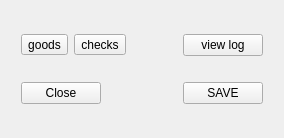
This is PblTableView/dialog.ui in PavelDorofeev/Fork-Sql-Qt-4.8.1--SQLite-3--relations--calc-fields as Qt 5 draws it before an edit. The edited form follows.
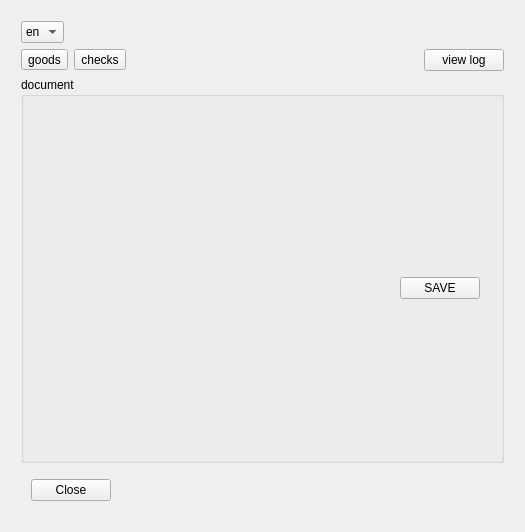
This is the edited form. Icons and pictures are not drawn.

```diff
--- a/PblTableView/dialog.ui
+++ b/PblTableView/dialog.ui
@@ -6,8 +6,8 @@
    <rect>
     <x>0</x>
     <y>0</y>
-    <width>284</width>
-    <height>138</height>
+    <width>525</width>
+    <height>532</height>
    </rect>
   </property>
   <property name="windowTitle">
@@ -19,6 +19,54 @@
      <property name="margin">
       <number>10</number>
      </property>
+     <item>
+      <layout class="QHBoxLayout" name="horizontalLayout_3">
+       <item>
+        <widget class="QComboBox" name="cmb_Language">
+         <item>
+          <property name="text">
+           <string>en</string>
+          </property>
+          <property name="icon">
+           <iconset resource="resource2.qrc">
+            <normaloff>:/icon/img/countries/english-100x100.png</normaloff>:/icon/img/countries/english-100x100.png</iconset>
+          </property>
+         </item>
+         <item>
+          <property name="text">
+           <string>ru</string>
+          </property>
+          <property name="icon">
+           <iconset resource="resource2.qrc">
+            <normaloff>:/icon/img/countries/russian-100x100.png</normaloff>:/icon/img/countries/russian-100x100.png</iconset>
+          </property>
+         </item>
+         <item>
+          <property name="text">
+           <string>zh</string>
+          </property>
+          <property name="icon">
+           <iconset resource="resource2.qrc">
+            <normaloff>:/icon/img/countries/china-100x100.png</normaloff>:/icon/img/countries/china-100x100.png</iconset>
+          </property>
+         </item>
+        </widget>
+       </item>
+       <item>
+        <spacer name="horizontalSpacer_3">
+         <property name="orientation">
+          <enum>Qt::Horizontal</enum>
+         </property>
+         <property name="sizeHint" stdset="0">
+          <size>
+           <width>40</width>
+           <height>20</height>
+          </size>
+         </property>
+        </spacer>
+       </item>
+      </layout>
+     </item>
      <item>
       <layout class="QHBoxLayout" name="horizontalLayout">
        <item>
@@ -61,14 +109,56 @@
       </layout>
      </item>
      <item>
-      <layout class="QVBoxLayout" name="tableViewLO">
+      <widget class="QGroupBox" name="groupBox">
+       <property name="title">
+        <string>document</string>
+       </property>
+       <layout class="QVBoxLayout" name="verticalLayout_2">
+        <item>
+         <layout class="QVBoxLayout" name="tableViewLO">
+          <property name="margin">
+           <number>10</number>
+          </property>
+         </layout>
+        </item>
+        <item>
+         <layout class="QHBoxLayout" name="horizontalLayout_2">
+          <property name="margin">
+           <number>10</number>
+          </property>
+          <item>
+           <spacer name="horizontalSpacer_2">
+            <property name="orientation">
+             <enum>Qt::Horizontal</enum>
+            </property>
+            <property name="sizeHint" stdset="0">
+             <size>
+              <width>40</width>
+              <height>20</height>
+             </size>
+            </property>
+           </spacer>
+          </item>
+          <item>
+           <widget class="QPushButton" name="btn_save">
+            <property name="text">
+             <string>SAVE</string>
+            </property>
+            <property name="autoDefault">
+             <bool>false</bool>
+            </property>
+           </widget>
+          </item>
+         </layout>
+        </item>
+       </layout>
+      </widget>
+     </item>
+     <item>
+      <layout class="QHBoxLayout" name="horizontalLayout_4">
        <property name="margin">
         <number>10</number>
        </property>
-      </layout>
-     </item>
-     <item>
-      <layout class="QHBoxLayout" name="horizontalLayout_2">
        <item>
         <widget class="QPushButton" name="btn_Close">
          <property name="text">
@@ -80,7 +170,7 @@
         </widget>
        </item>
        <item>
-        <spacer name="horizontalSpacer_2">
+        <spacer name="horizontalSpacer_4">
          <property name="orientation">
           <enum>Qt::Horizontal</enum>
          </property>
@@ -92,16 +182,6 @@
          </property>
         </spacer>
        </item>
-       <item>
-        <widget class="QPushButton" name="btn_save">
-         <property name="text">
-          <string>SAVE</string>
-         </property>
-         <property name="autoDefault">
-          <bool>false</bool>
-         </property>
-        </widget>
-       </item>
       </layout>
      </item>
     </layout>
```
Left out of the diff: 6 changed lines with no effect on the pictures.
